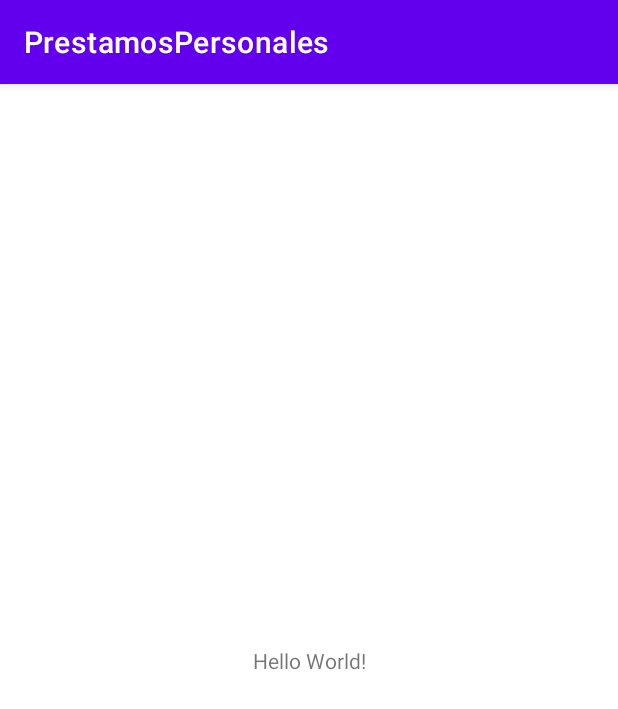
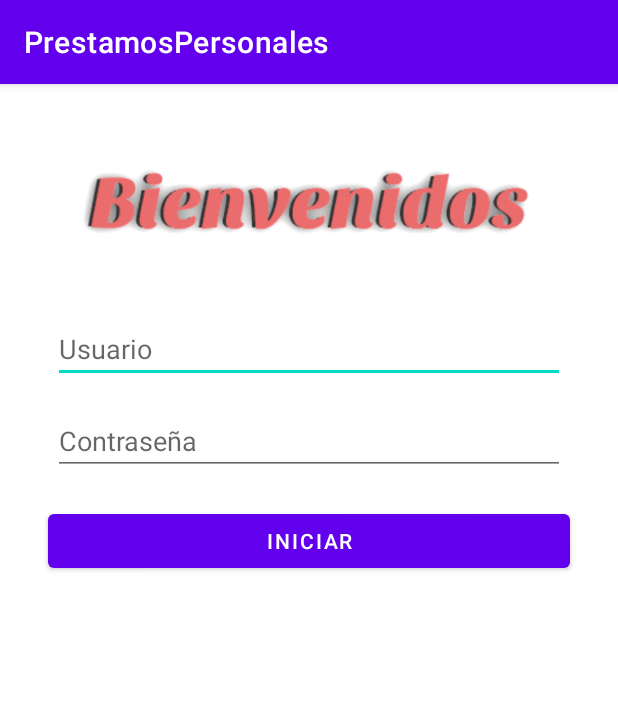
Before and after one commit to k-1-e/PrestamosPersonales, an Android app: the screen it shows after launch (MainActivity), on a phone screen of 412 x 824 dp. Shown: the top 709 px of the screen. Run offline under Robolectric (Android 15) with nearby library versions, the phone set to English and light mode, and no system bars.

Commit message:
seccion de login lista

```diff
--- a/app/src/main/AndroidManifest.xml
+++ b/app/src/main/AndroidManifest.xml
@@ -10,6 +10,12 @@
         android:supportsRtl="true"
         android:theme="@style/Theme.PrestamosPersonales">
         <activity
+            android:name=".Principal"
+            android:exported="true" />
+        <activity
+            android:name=".VentanaPrincipal"
+            android:exported="true" />
+        <activity
             android:name=".MainActivity"
             android:exported="true">
             <intent-filter>
--- a/app/src/main/res/layout/activity_main.xml
+++ b/app/src/main/res/layout/activity_main.xml
@@ -6,13 +6,67 @@
     android:layout_height="match_parent"
     tools:context=".MainActivity">
 
-    <TextView
+
+    <EditText
+        android:id="@+id/EditUsuario"
+        android:layout_width="match_parent"
+        android:layout_height="wrap_content"
+        android:layout_marginStart="35dp"
+        android:layout_marginTop="16dp"
+        android:layout_marginEnd="35dp"
+        android:ems="10"
+        android:hint="Usuario"
+        android:inputType="textPersonName"
+        app:layout_constraintEnd_toEndOf="parent"
+        app:layout_constraintStart_toStartOf="parent"
+        app:layout_constraintTop_toBottomOf="@+id/imageView" />
+
+    <EditText
+        android:id="@+id/EditContraseña"
+        android:layout_width="match_parent"
+        android:layout_height="wrap_content"
+        android:layout_marginStart="35dp"
+        android:layout_marginTop="16dp"
+        android:layout_marginEnd="35dp"
+        android:ems="10"
+        android:hint="Contraseña"
+        android:inputType="textPersonName"
+        app:layout_constraintEnd_toEndOf="parent"
+        app:layout_constraintStart_toStartOf="parent"
+        app:layout_constraintTop_toBottomOf="@+id/EditUsuario" />
+
+    <Button
+        android:id="@+id/button"
+        android:layout_width="match_parent"
+        android:layout_height="wrap_content"
+        android:layout_marginStart="32dp"
+        android:layout_marginTop="20dp"
+        android:layout_marginEnd="32dp"
+        android:onClick="startAplication"
+        android:shadowColor="#EC0C0C"
+        android:text="Iniciar"
+        android:textColor="#FFFFFF"
+        android:textColorHighlight="#E11919"
+        android:textColorHint="#FF1111"
+        android:textColorLink="#C32828"
+        app:layout_constraintEnd_toEndOf="parent"
+        app:layout_constraintHorizontal_bias="0.498"
+        app:layout_constraintStart_toStartOf="parent"
+        app:layout_constraintTop_toBottomOf="@+id/EditContraseña"
+        app:strokeColor="#E11919" />
+
+
+
+    <ImageView
+        android:id="@+id/imageView"
         android:layout_width="wrap_content"
         android:layout_height="wrap_content"
-        android:text="Hello World!"
-        app:layout_constraintBottom_toBottomOf="parent"
-        app:layout_constraintLeft_toLeftOf="parent"
-        app:layout_constraintRight_toRightOf="parent"
-        app:layout_constraintTop_toTopOf="parent" />
+        android:layout_marginTop="16dp"
+        app:layout_constraintEnd_toEndOf="parent"
+        app:layout_constraintStart_toStartOf="parent"
+        app:layout_constraintTop_toTopOf="parent"
+        app:srcCompat="@drawable/bienvenidos" />
+
+
 
 </androidx.constraintlayout.widget.ConstraintLayout>
```
Also changed, not shown: app/src/main/java/net/larntech/prestamospersonales/MainActivity.kt (+22 -0 lines), app/src/main/java/net/larntech/prestamospersonales/Principal.kt (added, +14 -0 lines), app/src/main/res/layout/activity_principal.xml (added, +19 -0 lines), app/src/main/res/drawable/bienvenidos.png (added), 2 other files.
